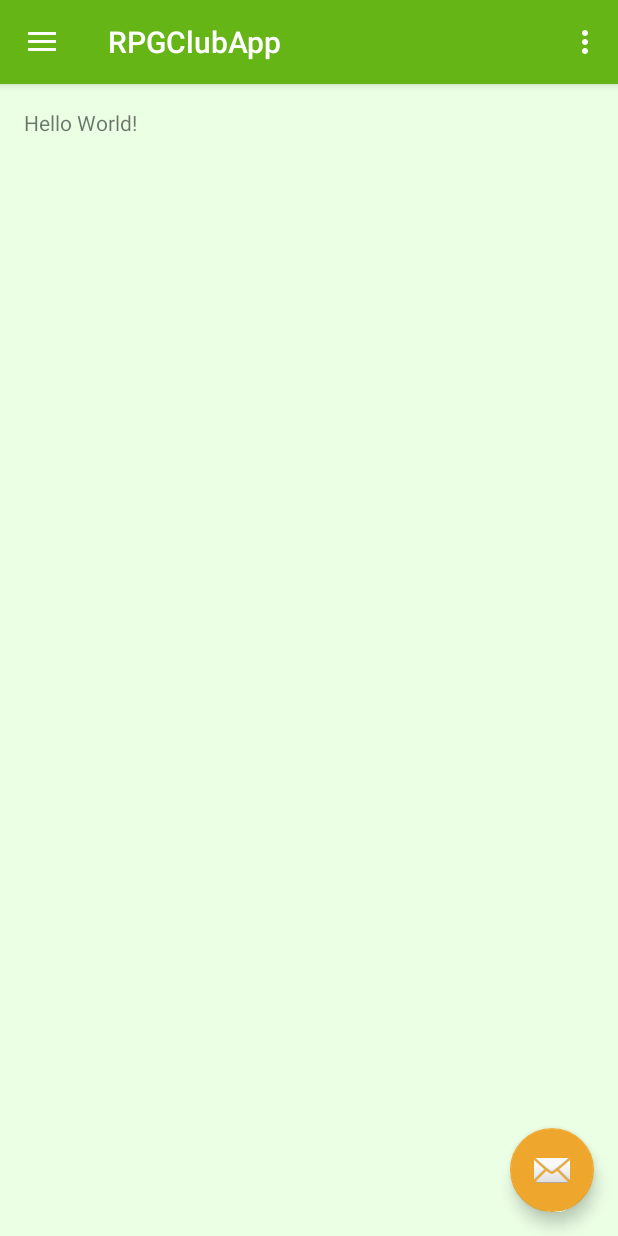
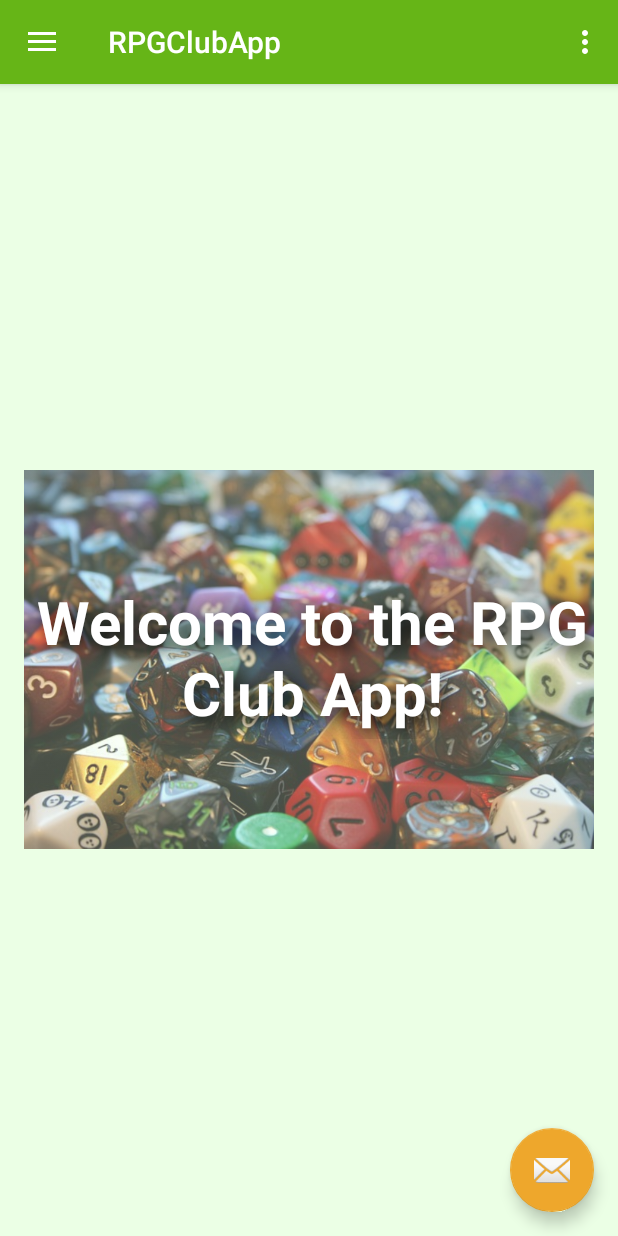
Before and after one commit to JamesPierce82/RPGClubApp, an Android app: the screen it shows after launch (MainActivity), on a phone screen of 412 x 824 dp. Run offline under Robolectric (Android 15) with nearby library versions, the phone set to English and light mode, and no system bars.

Commit message:
updated Landing Page
* Added image and text with shadow to the home page

```diff
--- a/app/src/main/res/layout/content_main.xml
+++ b/app/src/main/res/layout/content_main.xml
@@ -1,5 +1,5 @@
 <?xml version="1.0" encoding="utf-8"?>
-<RelativeLayout xmlns:android="http://schemas.android.com/apk/res/android"
+<FrameLayout xmlns:android="http://schemas.android.com/apk/res/android"
     xmlns:app="http://schemas.android.com/apk/res-auto"
     xmlns:tools="http://schemas.android.com/tools"
     android:id="@+id/content_main"
@@ -13,8 +13,23 @@
     tools:context="ca.jamespierce.rpgclubapp.MainActivity"
     tools:showIn="@layout/app_bar_main">
 
+    <ImageView
+        android:layout_width="match_parent"
+        android:layout_height="wrap_content"
+        app:srcCompat="@drawable/dice"
+        android:id="@+id/imageView2"
+        android:alpha="0.7"
+        android:layout_gravity="center_vertical" />
+
     <TextView
         android:layout_width="wrap_content"
         android:layout_height="wrap_content"
-        android:text="Hello World!" />
-</RelativeLayout>
+        android:text="Welcome to the RPG Club App!"
+        style="@style/OverlayText"
+        android:id="@+id/landingPageWelcome"
+        android:layout_gravity="center_vertical|center_horizontal"
+        android:gravity="center_horizontal"
+        android:textStyle="bold"
+        android:textSize="40sp" />
+
+</FrameLayout>
--- a/app/src/main/res/values/styles.xml
+++ b/app/src/main/res/values/styles.xml
@@ -18,4 +18,16 @@
 
     <style name="AppTheme.PopupOverlay" parent="ThemeOverlay.AppCompat.Light" />
 
+
+    <style name="OverlayText">
+        <item name="android:paddingLeft">4dp</item>
+        <item name="android:paddingBottom">4dp</item>
+        <item name="android:textColor">#ffffffff</item>
+        <item name="android:textSize">24sp</item>
+        <item name="android:shadowColor">#000000</item>
+        <item name="android:shadowDx">5</item>
+        <item name="android:shadowDy">5</item>
+        <item name="android:shadowRadius">15</item>
+    </style>
+
 </resources>
```
Also changed, not shown: app/src/main/res/drawable/dice.jpg (added), app/src/main/res/drawable/dicebox.jpg (added), app/src/main/res/drawable/penpaper.jpg (added).
